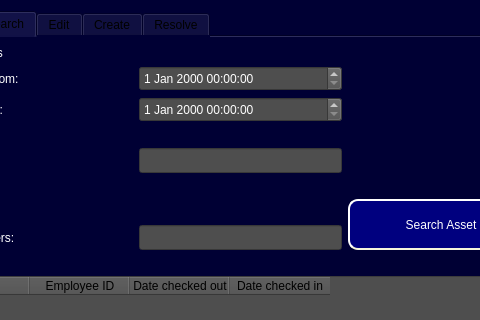
Before: the Qt Designer form ui/Admin_Level2_Access.ui in Capstone-RFID/Code, drawn with Qt 5; both pictures show x 93 to 573 and y 0 to 320 of the 667 by 610 pixel window.
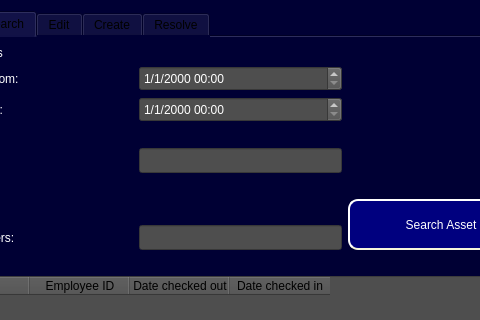
After: the same form once the commit is applied.

Commit message:
Admin Interface Window
Change 24 hr clock format

```diff
--- a/ui/Admin_Level2_Access.ui
+++ b/ui/Admin_Level2_Access.ui
@@ -161,7 +161,12 @@
               <string notr="true">
 color: rgb(255, 255, 255);
 background-color: rgb(78, 78, 78);
-font: 12pt &quot;MS Shell Dlg 2&quot;;</string>
+font: 12pt &quot;MS Shell Dlg 2&quot;;
+
+QDateTimeEdit::AmPmSection = 0</string>
+             </property>
+             <property name="displayFormat">
+              <string>M/d/yyyy hh:mm </string>
              </property>
             </widget>
            </item>
@@ -189,6 +194,19 @@
 background-color: rgb(78, 78, 78);
 font: 12pt &quot;MS Shell Dlg 2&quot;;</string>
              </property>
+             <property name="minimumDateTime">
+              <datetime>
+               <hour>0</hour>
+               <minute>0</minute>
+               <second>0</second>
+               <year>1752</year>
+               <month>9</month>
+               <day>14</day>
+              </datetime>
+             </property>
+             <property name="displayFormat">
+              <string>M/d/yyyy hh:mm</string>
+             </property>
             </widget>
            </item>
            <item row="4" column="1">
```
The commit also changes 4 other files.
